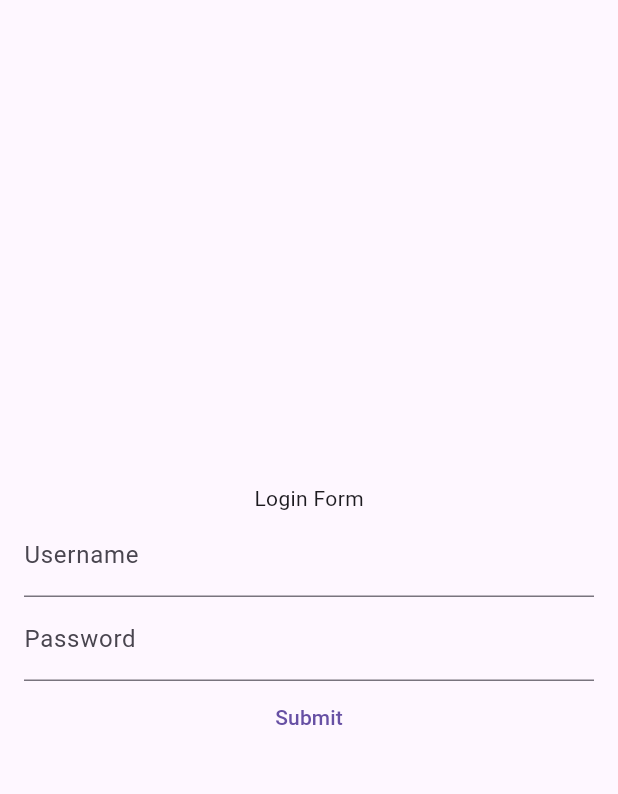
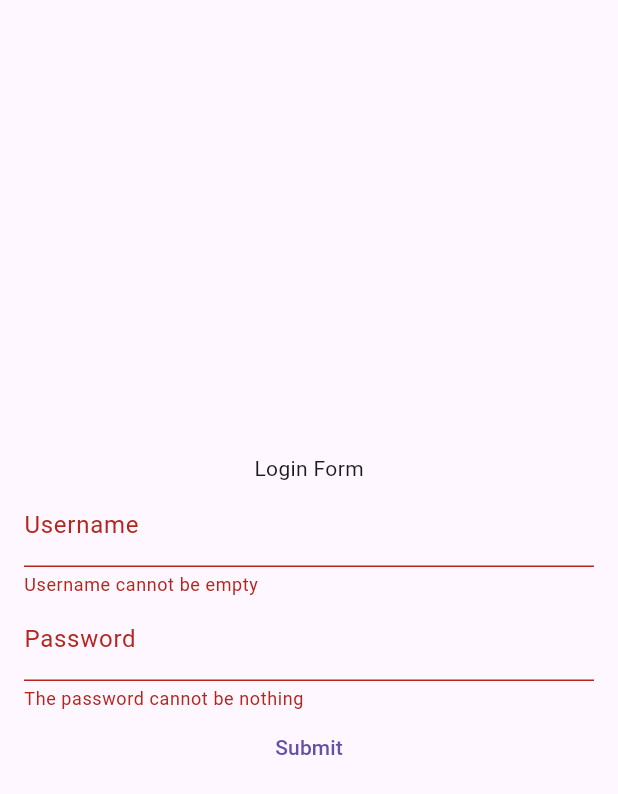
Before and after one commit to NAIT-DMIT2504-Fall2025/dmit-2504-fall-2025-instructor-workbook-tom, a Flutter app: the screen it shows after launch, after a tap on "Submit", on a phone screen of 412 x 824 dp. Shown: the top 794 px of the screen. Run offline on Flutter 3.47's test engine with Material 3 defaults, Android fonts, the phone set to English and light mode, and no system bars.

Commit message:
Step 4: Validating and using form data

```diff
--- a/basic_forms_example/lib/main.dart
+++ b/basic_forms_example/lib/main.dart
@@ -46,6 +46,9 @@ class _UserLoginFormState extends State<UserLoginForm> {
             Text('Login Form'),
             TextFormField(
               controller: _usernameController,
+              validator: (value) => value == null || value.isEmpty
+                  ? 'Username cannot be empty'
+                  : null,
               decoration: InputDecoration(label: Text('Username')),
             ),
             TextFormField(
@@ -53,9 +56,37 @@ class _UserLoginFormState extends State<UserLoginForm> {
               obscureText: true,
               enableSuggestions: false,
               autocorrect: false,
+              validator: (value) {
+                if (value == null || value.trim().isEmpty) {
+                  return 'The password cannot be nothing';
+                }
+                if (value.length < 6) {
+                  return 'The password must be at least 6 characters';
+                }
+                return null;
+              },
               decoration: InputDecoration(label: Text('Password')),
             ),
-            TextButton(onPressed: () {}, child: Text('Submit')),
+            TextButton(
+              onPressed: () {
+                // First we will validate the fields
+                if (_formKey.currentState!.validate()) {
+                  // If everything is valid we will "submit" the form
+                  // Normally this is where you would make the API request etc.
+                  // Instead we will show the username and password using the snackbar
+                  ScaffoldMessenger.of(context).showSnackBar(
+                    SnackBar(
+                      content: Text(
+                        'Username: ${_usernameController.text}, Password: ${_passwordController.text}',
+                      ),
+                    ),
+                  );
+                  // Then we reset the form
+                  _formKey.currentState!.reset();
+                }
+              },
+              child: Text('Submit'),
+            ),
           ],
         ),
       ),
```
